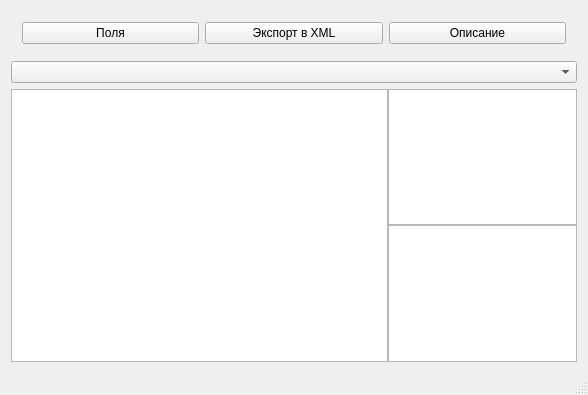
Above: src/gtool1cd/table_data_window.ui from e8tools/tool1cd before the change. Below: the same form after it.
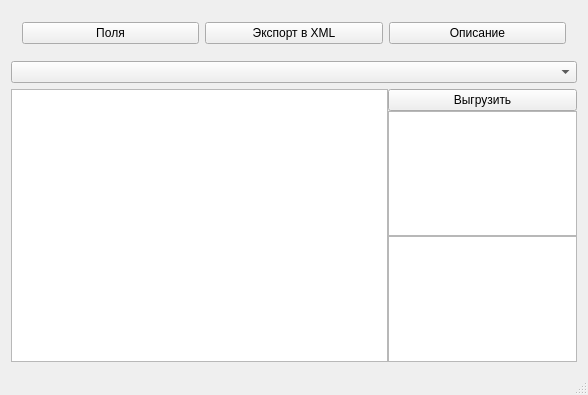
That is the form after the change.

Commit message: Разбор BLOB в структуру

Diff of the .ui file:
```diff
--- a/src/gtool1cd/table_data_window.ui
+++ b/src/gtool1cd/table_data_window.ui
@@ -123,6 +123,13 @@
           <property name="bottomMargin">
            <number>0</number>
           </property>
+          <item>
+           <widget class="QPushButton" name="saveBlobButton">
+            <property name="text">
+             <string>Выгрузить</string>
+            </property>
+           </widget>
+          </item>
           <item>
            <widget class="QPlainTextEdit" name="plainTextEdit">
             <property name="sizePolicy">
```
The commit also changes 7 other files.
